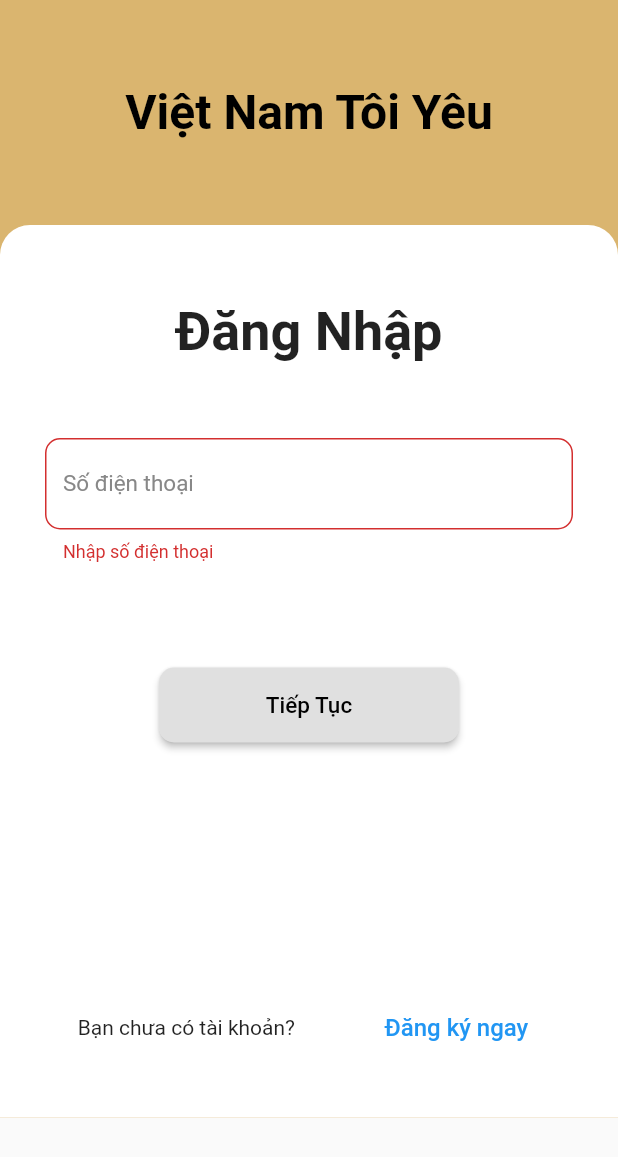
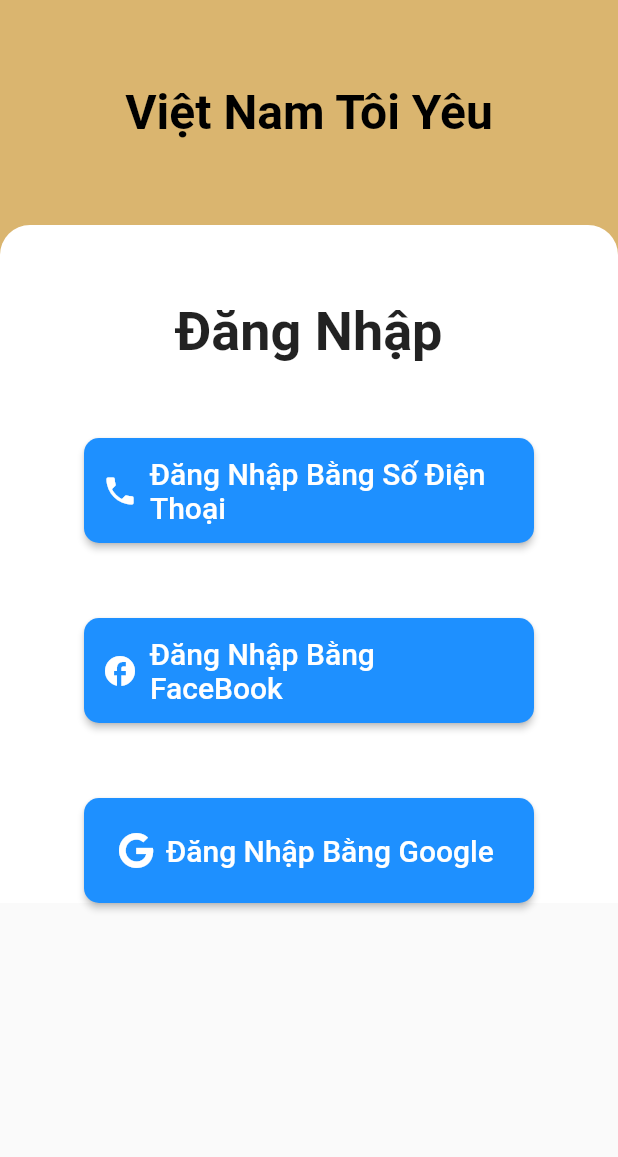
Before and after one commit to TruongGiang9366/135tiet, a Flutter app: the screen it shows after launch, after a tap on "Tiếp Tục", on a phone screen of 412 x 824 dp. Shown: the top 1157 px of the screen. Run offline on Flutter 3.47's test engine with Material 2 defaults, Android fonts, the phone set to English and light mode, and no system bars; our stand-ins replace firebase_auth, firebase_core, font_awesome_flutter, pinput; accounts and stored records are empty; network calls fail.

Commit message:
hom nay 25 11 2022

```diff
--- a/AppOnTap/appontap/lib/main.dart
+++ b/AppOnTap/appontap/lib/main.dart
@@ -12,10 +12,3 @@ void main() async {
     ));
 
 }
-
-class MyApp extends StatelessWidget {
-  @override
-  Widget build(BuildContext context) {
-    return Login_Page();
-  }
-}
--- a/AppOnTap/appontap/lib/src/Login_Page.dart
+++ b/AppOnTap/appontap/lib/src/Login_Page.dart
@@ -4,6 +4,7 @@ import 'package:appontap/src/Register.dart';
 import 'package:appontap/src/blogs/Login_blog.dart';
 import 'package:flutter/material.dart';
 import 'package:flutter/src/widgets/async.dart';
+import 'package:font_awesome_flutter/font_awesome_flutter.dart';
 
 class Login_Page extends StatefulWidget {
   @override
@@ -70,61 +71,29 @@ class _Login_PageState extends State<Login_Page> {
                         fontSize: 36,
                       ),
                     ),
-                    Stack(
+                    Column(
                       children: [
                         Padding(
-                          padding: const EdgeInsets.fromLTRB(30, 50, 30, 70),
-                          child: StreamBuilder(
-                            stream: bloc.phoneStream,
-                            builder: (context, snapshot) => TextField(
-                              controller: _phonenumberController,
+                          padding: EdgeInsets.fromLTRB(0, 50, 0, 0),
+                          child: SizedBox(
+                            width: 300,
+                            height: 70,
+                            child: ElevatedButton.icon(
+                              onPressed: () => Navigator.push(
+                                  context,
+                                  MaterialPageRoute(
+                                    builder: (context) => OTP_Page(toString()),
+                                  )),
+                              icon: Icon(Icons.phone),
+                              label: Text(
+                                "Đăng Nhập Bằng Số Điện Thoại",
                                 style: TextStyle(
-                                fontSize: 18,
-                                color: Colors.black,
-                              ),
-                              decoration: InputDecoration(
-                                hintText: 'Số điện thoại',
-                                labelText: 'Số điện thoại',
-                                errorText: snapshot.hasError
-                                    ? snapshot.error.toString()
-                                    : null,
-                                border: OutlineInputBorder(
-                                  borderRadius: BorderRadius.circular(10.0),
-                                ),
-                                prefix: Padding(
-                                  padding: EdgeInsets.symmetric(horizontal: 8),
-                                  child: Text(
-                                    '+84',
-                                    style: TextStyle(
-                                      fontSize: 18,
-                                      fontWeight: FontWeight.bold,
+                                  fontSize: 20,
                                 ),
                               ),
-                                ),
-                                labelStyle: TextStyle(
-                                    color: Color(0xff888888), fontSize: 15),
-                              ),
-                              keyboardType: TextInputType.phone,
-                              textInputAction: TextInputAction.done,
-                            ),
-                          ),
-                        ),
-                      ],
-                    ),
-                    Padding(
-                      padding: EdgeInsets.fromLTRB(0, 0, 0, 0),
-                      child: SizedBox(
-                        width: 200,
-                        height: 50,
-                        child: ElevatedButton(
-                          onPressed: onOTP,
-                          child: Text(
-                            'Tiếp Tục',
-                            style: TextStyle(fontSize: 15, color: Colors.black),
-                          ),
                               style: ButtonStyle(
-                            backgroundColor:
-                                MaterialStateProperty.all(Color(0xFFe0e0e0)),
+                                backgroundColor: MaterialStateProperty.all(
+                                    Color.fromRGBO(30, 144, 255, 1)),
                                 shape: MaterialStateProperty.all<
                                     RoundedRectangleBorder>(
                                   RoundedRectangleBorder(
@@ -135,25 +104,51 @@ class _Login_PageState extends State<Login_Page> {
                             ),
                           ),
                         ),
-                    Stack(
-                      children: [
                         Padding(
-                          padding: const EdgeInsets.fromLTRB(0, 130, 0, 0),
-                          child: Container(
-                            width: double.infinity,
-                            height: 120,
-                            child: Row(
-                              mainAxisAlignment: MainAxisAlignment.spaceEvenly,
-                              children: [
-                                Text("Bạn chưa có tài khoản?"),
-                                TextButton(
-                                  child: Text(
-                                    'Đăng ký ngay',
-                                    style: TextStyle(fontSize: 16),
+                          padding: EdgeInsets.fromLTRB(0, 50, 0, 0),
+                          child: SizedBox(
+                            width: 300,
+                            height: 70,
+                            child: ElevatedButton.icon(
+                              onPressed: () {},
+                              icon: Icon(Icons.facebook),
+                              label: Text(
+                                "Đăng Nhập Bằng FaceBook",
+                                style: TextStyle(fontSize: 20),
                               ),
-                                  onPressed: onRegister,
-                                )
-                              ],
+                              style: ButtonStyle(
+                                backgroundColor: MaterialStateProperty.all(
+                                    Color.fromRGBO(30, 144, 255, 1)),
+                                shape: MaterialStateProperty.all<
+                                    RoundedRectangleBorder>(
+                                  RoundedRectangleBorder(
+                                    borderRadius: BorderRadius.circular(10.0),
+                                  ),
+                                ),
+                              ),
+                            ),
+                          ),
+                        ),
+                        Padding(
+                          padding: EdgeInsets.fromLTRB(0, 50, 0, 0),
+                          child: SizedBox(
+                            width: 300,
+                            height: 70,
+                            child: ElevatedButton.icon(
+                              onPressed: () {},
+                              icon: Icon(FontAwesomeIcons.google),
+                              label: Text("Đăng Nhập Bằng Google",
+                                  style: TextStyle(fontSize: 20)) ,
+                              style: ButtonStyle(
+                                backgroundColor: MaterialStateProperty.all(
+                                    Color.fromRGBO(30, 144, 255, 1)),
+                                shape: MaterialStateProperty.all<
+                                    RoundedRectangleBorder>(
+                                  RoundedRectangleBorder(
+                                    borderRadius: BorderRadius.circular(10.0),
+                                  ),
+                                ),
+                              ),
                             ),
                           ),
                         ),
@@ -186,8 +181,6 @@ class _Login_PageState extends State<Login_Page> {
   }
 
   Widget gotoOTP_Page(BuildContext context) {
-    return OTP_Page(toString());
+    return OTP_Page(_phonenumberController.text);
   }
-
-
 }
--- a/AppOnTap/appontap/pubspec.yaml
+++ b/AppOnTap/appontap/pubspec.yaml
@@ -42,6 +42,9 @@ dependencies:
   firebase_core: ^2.3.0
   firebase_auth: ^4.1.3
   pinput: ^2.2.16
+  flutter_otp_text_field: ^1.1.1
+  community_material_icon: ^5.9.55
+  font_awesome_flutter: ^10.2.1
 
 dev_dependencies:
   flutter_test:
```
Also changed, not shown: AppOnTap/appontap/lib/src/OTP.dart (+108 -19 lines), AppOnTap/appontap/assets/google.png (added), AppOnTap/appontap/pubspec.lock. Lines whose indentation alone changed are shown as unchanged.
